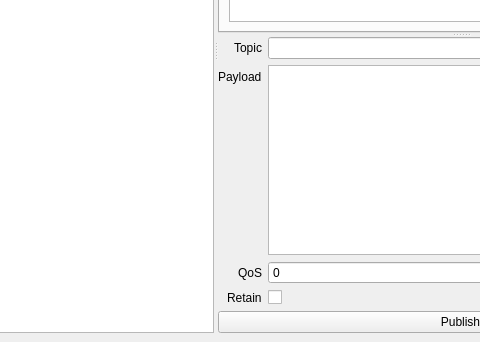
mwdmwd/mqtt-navigator, file ui/mainwindow.ui: the form before one commit; both pictures show x 118 to 598 and y 243 to 585 of the 830 by 585 pixel window.
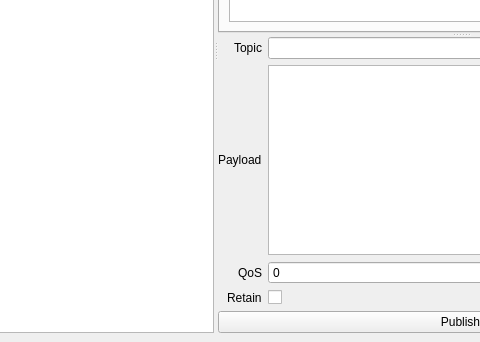
The form after the commit.

Commit message: Center payload label

```diff
--- a/ui/mainwindow.ui
+++ b/ui/mainwindow.ui
@@ -182,13 +182,19 @@
              <enum>QFormLayout::DontWrapRows</enum>
             </property>
             <property name="labelAlignment">
-             <set>Qt::AlignRight|Qt::AlignTrailing|Qt::AlignVCenter</set>
+             <set>Qt::AlignRight|Qt::AlignVCenter</set>
             </property>
             <property name="formAlignment">
              <set>Qt::AlignLeading|Qt::AlignLeft|Qt::AlignVCenter</set>
             </property>
             <item row="2" column="0">
              <widget class="QLabel" name="label_payload">
+              <property name="sizePolicy">
+               <sizepolicy hsizetype="Minimum" vsizetype="Expanding">
+                <horstretch>0</horstretch>
+                <verstretch>0</verstretch>
+               </sizepolicy>
+              </property>
               <property name="text">
                <string>Payload</string>
               </property>
```
